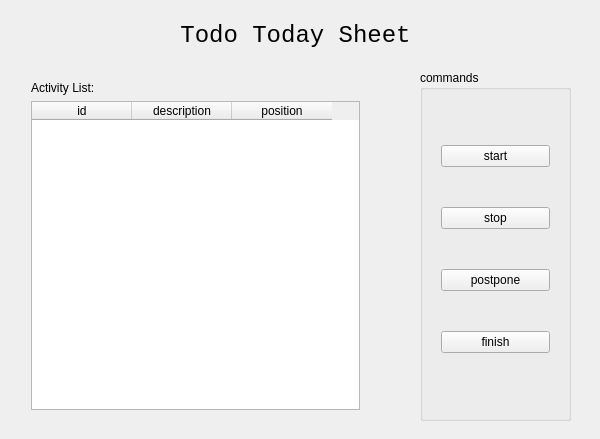
dgraziotin/Pomotux, file src/TodoTodaySheetGui/todotodaysheetgui.ui: the form before one commit.
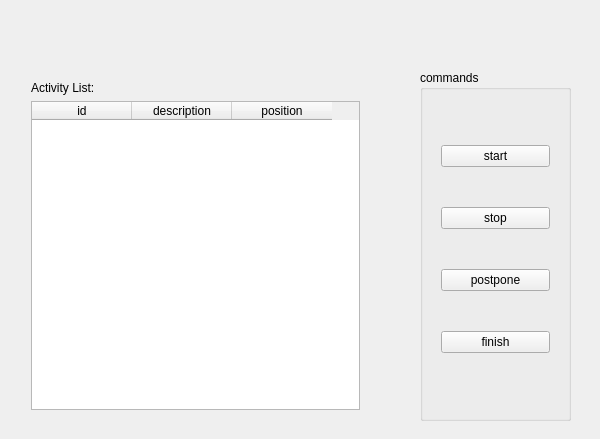
The form after the commit.

What changed in the file:
```diff
--- a/src/TodoTodaySheetGui/todotodaysheetgui.ui
+++ b/src/TodoTodaySheetGui/todotodaysheetgui.ui
@@ -105,28 +105,6 @@
      </layout>
     </widget>
    </widget>
-   <widget class="QLabel" name="label_2">
-    <property name="geometry">
-     <rect>
-      <x>50</x>
-      <y>20</y>
-      <width>491</width>
-      <height>31</height>
-     </rect>
-    </property>
-    <property name="font">
-     <font>
-      <family>Monospace</family>
-      <pointsize>18</pointsize>
-     </font>
-    </property>
-    <property name="text">
-     <string>Todo Today Sheet</string>
-    </property>
-    <property name="alignment">
-     <set>Qt::AlignCenter</set>
-    </property>
-   </widget>
   </widget>
  </widget>
  <layoutdefault spacing="6" margin="11"/>
```
